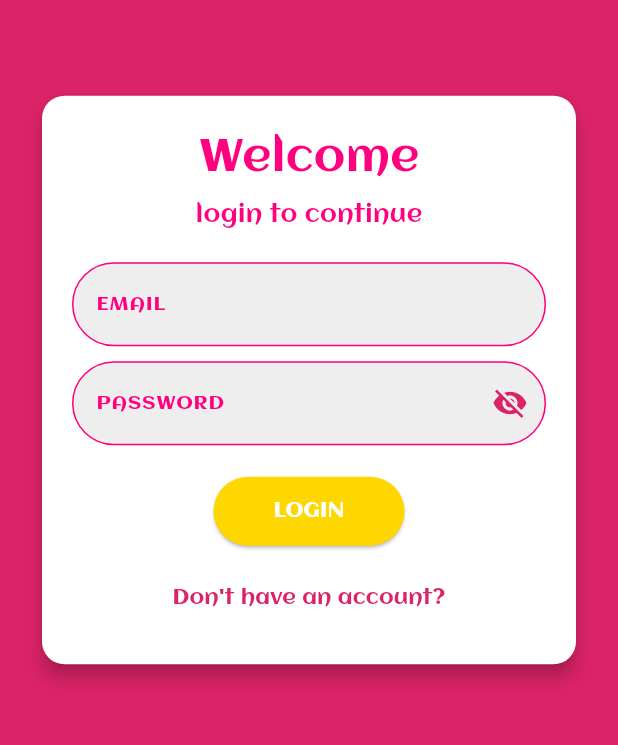
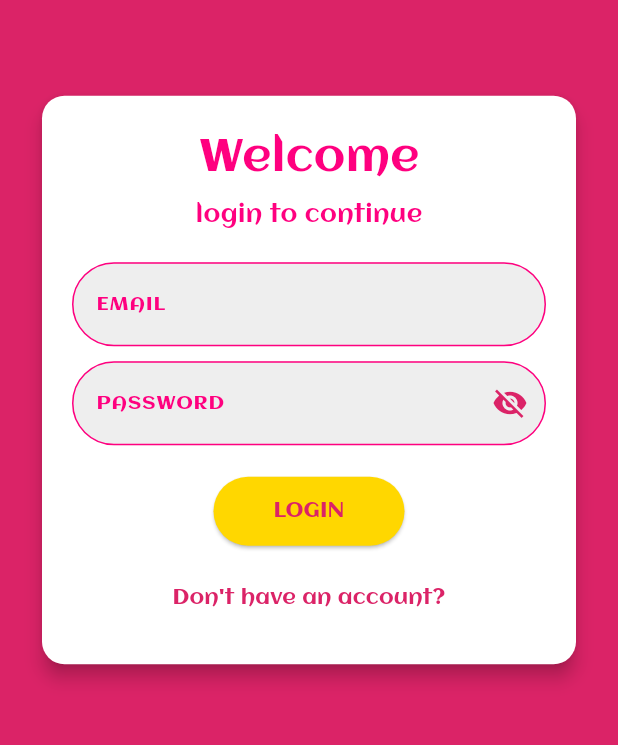
Before and after one commit to MostafaAlnaggar/Hedieaty, a Flutter app: the SignUpScreen screen opened by its route, after a tap on "SIGN-UP", after a tap on "Already have an Account?", on a phone screen of 412 x 824 dp, the part 331-1076 px from its top. Run offline on Flutter 3.47's test engine with Material 3 defaults, Android fonts, the phone set to English and light mode, and no system bars; our stand-ins replace cloud_firestore, firebase_auth, firebase_core, sqflite; accounts and stored records are empty.

Commit message:
1 - Updated the Login/Sign-up UI 2 - Updated _handleSignUp Function in signup_screen

```diff
--- a/lib/screens/login_screen.dart
+++ b/lib/screens/login_screen.dart
@@ -202,7 +202,7 @@ class _LoginScreenState extends State<LoginScreen> {
                           child: Text(
                             "LOGIN",
                             style: TextStyle(
-                                color: Colors.white,
+                                color: Color(0xFFDB2367),
                               fontFamily: "Aclonica"
                             ),
                           ),
--- a/lib/screens/signup_screen.dart
+++ b/lib/screens/signup_screen.dart
@@ -1,3 +1,4 @@
+import 'package:cloud_firestore/cloud_firestore.dart';
 import 'package:flutter/material.dart';
 import 'package:firebase_auth/firebase_auth.dart';
 import 'package:mobile_lab_3/screens/login_screen.dart';
@@ -126,7 +127,7 @@ class _SignUpScreenState extends State<SignUpScreen> {
                             child: Text(
                               "SIGN-UP",
                               style: TextStyle(
-                                color: Colors.white,
+                                color: Color(0xFFDB2367),
                                 fontFamily: "Aclonica",
                               ),
                             ),
@@ -222,20 +223,34 @@ class _SignUpScreenState extends State<SignUpScreen> {
           password: _passwordController.text.trim(),
         );
 
-        // Set additional user details
+        // Get the authenticated user
         User? user = userCredential.user;
+
         if (user != null) {
+          // Update the display name in Firebase Authentication
           await user.updateDisplayName(_nameController.text.trim());
-          // await user.updatePhoneNumber(_phoneController.text.trim());
-          // Save phone number using custom claims or Firestore (if required)
-          await user.reload(); // Ensure changes are reflected in the current session
+          await user.reload();
+
+          // Save additional user details in Firestore
+          await FirebaseFirestore.instance
+              .collection('users') // Firestore collection name
+              .doc(user.uid) // Use the UID as the document ID
+              .set({
+            'uid': user.uid, // Firebase Authentication UID
+            'name': _nameController.text.trim(),
+            'email': user.email, // Email from Authentication
+            'phone': _phoneController.text.trim(),
+            'createdAt': FieldValue.serverTimestamp(), // Timestamp of creation
+          });
+
+          // Notify the user of successful sign-up
+          ScaffoldMessenger.of(context).showSnackBar(
+            SnackBar(content: Text("Sign-Up successful!")),
+          );
+
+          // Navigate back to the login screen
+          Navigator.pop(context);
         }
-
-        ScaffoldMessenger.of(context).showSnackBar(
-          SnackBar(content: Text("Sign-Up successful!")),
-        );
-
-        Navigator.pop(context); // Go back to the previous screen (e.g., Login)
       } on FirebaseAuthException catch (e) {
         ScaffoldMessenger.of(context).showSnackBar(
           SnackBar(content: Text(e.message ?? "Sign-Up failed")),
@@ -247,4 +262,5 @@ class _SignUpScreenState extends State<SignUpScreen> {
       }
     }
   }
+
 }
```
